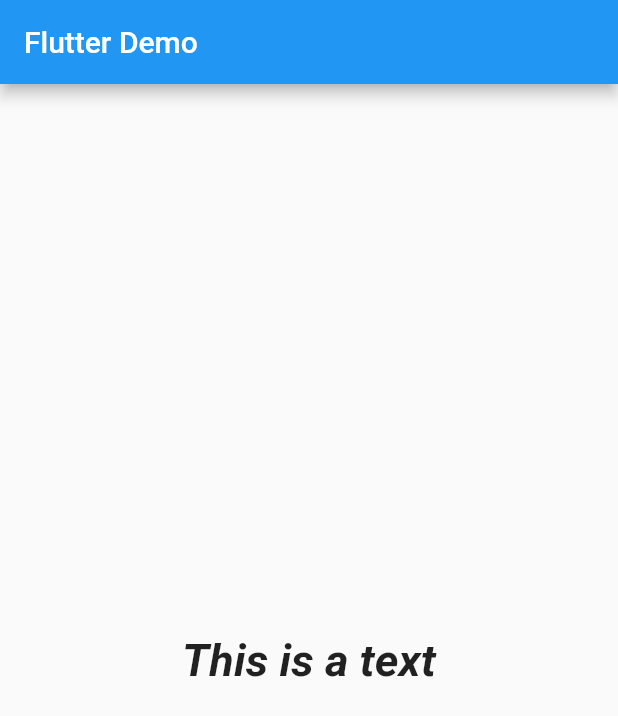
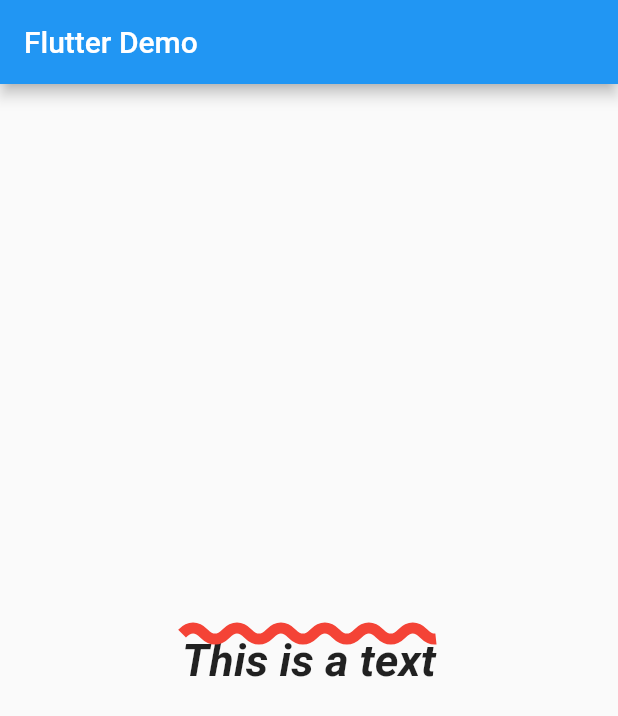
Before and after one commit to PeaceAntoHim/basic-Flutter, a Flutter app: the screen it shows after launch, on a phone screen of 412 x 824 dp. Shown: the top 716 px of the screen. Run offline on Flutter 3.47's test engine with Material 2 defaults, Android fonts, the phone set to English and light mode, and no system bars; Roboto replaces fonts that are missing (Macondo-Regular).

Commit message:
learn how to create text decoration

```diff
--- a/lib/main.dart
+++ b/lib/main.dart
@@ -17,7 +17,11 @@ class myApp extends StatelessWidget {
                   fontFamily: "Macondo-Regular",
                   fontSize: 30,
                   fontStyle: FontStyle.italic,
-                  fontWeight: FontWeight.bold),
+                  fontWeight: FontWeight.bold,
+                  decoration: TextDecoration.overline,
+                  decorationColor: Colors.red,
+                  decorationThickness: 5,
+                  decorationStyle: TextDecorationStyle.wavy),
             ),
           )),
     );
```
